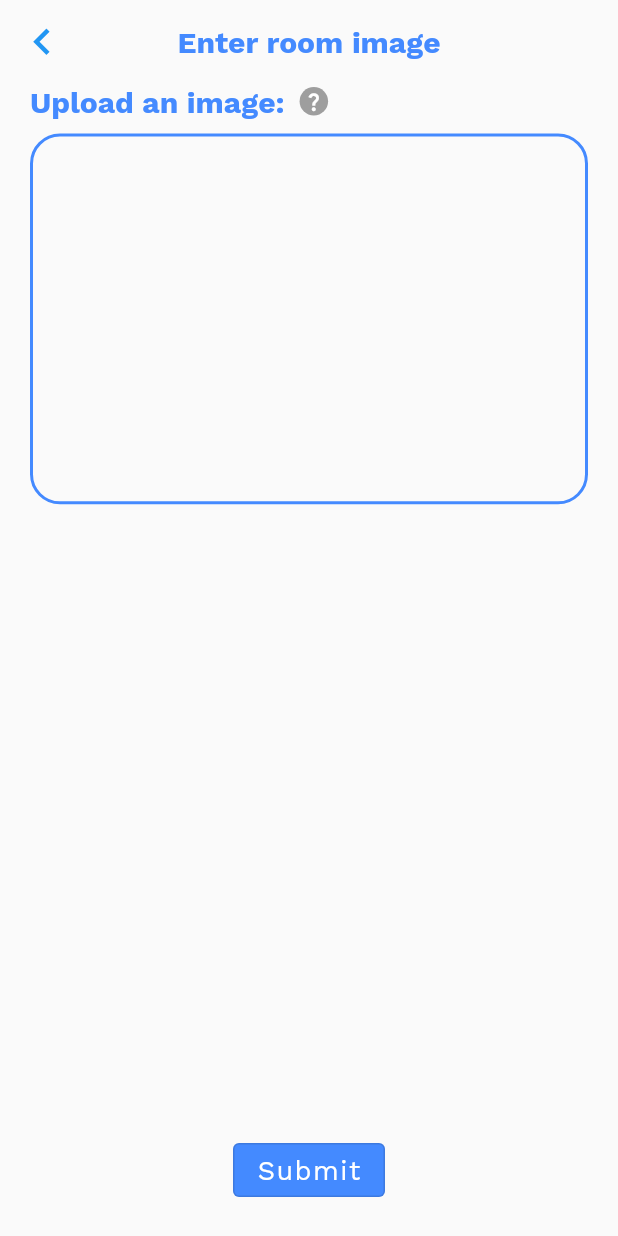
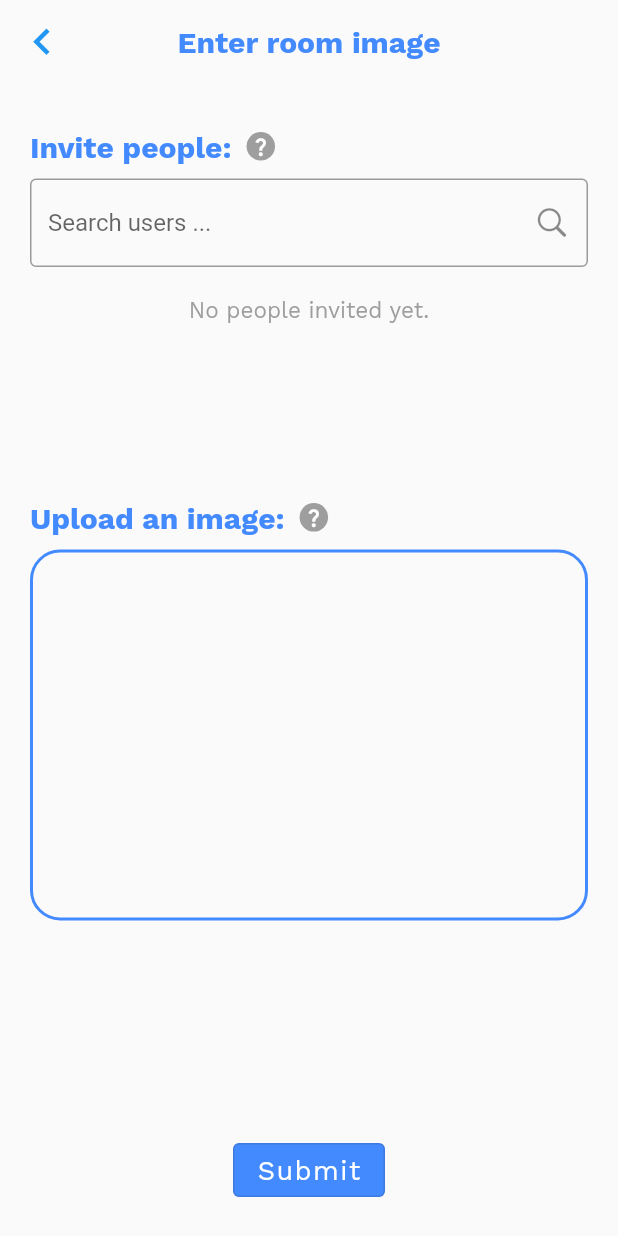
Before and after one commit to VedranSelak/dibs-mobile, a Flutter app: the RoomInviteScreen screen opened by its route, on a phone screen of 412 x 824 dp. Run offline on Flutter 3.47's test engine with Material 2 defaults, Android fonts, the phone set to English and light mode, and no system bars; drawn by our look-alikes of flutter_typeahead; our stand-ins replace cached_network_image, carousel_slider, dio, equatable, flutter_bloc, flutter_datetime_picker and 9 more; missing offline and left inert: cloudinary_public, jwt_decode; accounts and stored records are empty; generated files the repository leaves out were written again; network calls fail; statements that could not run were skipped.

Commit message:
feat: add searching for users

```diff
--- a/app/lib/blocs/create_room_bloc/create_room_event.dart
+++ b/app/lib/blocs/create_room_bloc/create_room_event.dart
@@ -22,3 +22,13 @@ class EnterRoomData extends CreateRoomEvent {
 }
 
 class AddRoomImage extends CreateRoomEvent {}
+
+class AddUser extends CreateRoomEvent {
+  const AddUser({
+    required this.user,
+  });
+  final SearchUser user;
+
+  @override
+  List<Object?> get props => [user];
+}
--- a/app/lib/blocs/create_room_bloc/create_room_state.dart
+++ b/app/lib/blocs/create_room_bloc/create_room_state.dart
@@ -16,12 +16,14 @@ class RoomDataEntering extends CreateRoomState {
     required this.description,
     required this.capacity,
     this.image,
+    this.users,
   });
   final String name;
   final String description;
   final int capacity;
   final XFile? image;
+  final List<SearchUser>? users;
 
   @override
-  List<Object?> get props => [name, description, capacity, image];
+  List<Object?> get props => [name, description, capacity, image, users];
 }
--- a/app/lib/ui/features/create_room/room_invite_screen.dart
+++ b/app/lib/ui/features/create_room/room_invite_screen.dart
@@ -7,10 +7,16 @@ import 'package:app/res/text_styles.dart';
 import 'package:app/ui/features/create_listing/widgets/text_label.dart';
 import 'package:app/ui/widgets/buttons/primary_button.dart';
 import 'package:app/ui/widgets/screen_wrappers/simple_screen_wrapper.dart';
+import 'package:common/resources/data_state.dart';
+import 'package:domain/private_room/entities/search_user.dart';
+import 'package:domain/private_room/usecases/search_users_usecase.dart';
+import 'package:flutter/cupertino.dart';
 import 'package:flutter/material.dart';
 import 'package:flutter_bloc/flutter_bloc.dart';
 import 'package:flutter_spinkit/flutter_spinkit.dart';
+import 'package:flutter_typeahead/flutter_typeahead.dart';
 import 'package:get/get.dart';
+import 'package:get_it/get_it.dart';
 
 class RoomInviteScreen extends StatelessWidget {
   const RoomInviteScreen({Key? key}) : super(key: key);
@@ -36,6 +42,7 @@ class RoomInviteScreen extends StatelessWidget {
           SimpleScreenWrapper(
             title: "Enter room image",
             shouldGoUnderAppBar: false,
+            shouldResize: false,
             onBackPressed: () {
               onBack(context);
             },
@@ -45,6 +52,86 @@ class RoomInviteScreen extends StatelessWidget {
               padding: const EdgeInsets.symmetric(horizontal: 20.0),
               child: Column(
                 children: [
+                  const SizedBox(height: 30.0),
+                  const TextLabel(
+                    title: "Invite people:",
+                    tooltip: "Search and select people you would like to invite to your private room.",
+                  ),
+                  const SizedBox(height: 10.0),
+                  TypeAheadField(
+                    hideOnEmpty: true,
+                    textFieldConfiguration: const TextFieldConfiguration(
+                      autofocus: true,
+                      decoration: InputDecoration(
+                        suffixIcon: Icon(CupertinoIcons.search),
+                        hintText: 'Search users ...',
+                        border: OutlineInputBorder(),
+                      ),
+                    ),
+                    suggestionsCallback: (pattern) async {
+                      final usecase = GetIt.I.get<SearchUsersUseCase>();
+                      final response = await usecase(params: pattern);
+                      if (response is DataFailed) {
+                        return <SearchUser>[];
+                      } else {
+                        return response.data!;
+                      }
+                    },
+                    itemBuilder: (context, SearchUser suggestion) {
+                      return ListTile(
+                        leading: const Icon(Icons.person),
+                        title: Text('${suggestion.firstName} ${suggestion.lastName}'),
+                      );
+                    },
+                    onSuggestionSelected: (SearchUser suggestion) {
+                      context.read<CreateRoomBloc>().add(AddUser(user: suggestion));
+                    },
+                  ),
+                  const SizedBox(height: 20.0),
+                  BlocBuilder<CreateRoomBloc, CreateRoomState>(
+                    builder: (context, state) {
+                      if (state is RoomDataEntering && state.users != null && state.users!.isNotEmpty) {
+                        final List<String> usersList = [];
+                        final buffer = StringBuffer();
+                        final tooltipBuffer = StringBuffer();
+                        for (final user in state.users!) {
+                          usersList.add('${user.firstName} ${user.lastName}');
+                        }
+                        buffer.writeAll(usersList, ', ');
+                        tooltipBuffer.writeAll(usersList, '\n');
+                        return Row(
+                          children: [
+                            Text(
+                              'People invited:',
+                              style: textStyles.accentText,
+                            ),
+                            const SizedBox(width: 5.0),
+                            Expanded(
+                              child: Tooltip(
+                                margin: EdgeInsets.symmetric(horizontal: mediaQuery.size.width * 0.25),
+                                padding: const EdgeInsets.all(10.0),
+                                triggerMode: TooltipTriggerMode.tap,
+                                waitDuration: Duration.zero,
+                                showDuration: const Duration(seconds: 3),
+                                message: tooltipBuffer.toString(),
+                                child: Text(
+                                  buffer.toString(),
+                                  style: textStyles.secondaryLabel,
+                                  softWrap: false,
+                                  overflow: TextOverflow.ellipsis,
+                                  maxLines: 1,
+                                ),
+                              ),
+                            ),
+                          ],
+                        );
+                      }
+                      return Center(
+                        child: Text('No people invited yet.', style: textStyles.secondaryLabel),
+                      );
+                    },
+                  ),
+                  Expanded(child: Container()),
                   const TextLabel(
                     title: "Upload an image:",
                     tooltip: "This is the image that will be displayed to the room participants.",
--- a/app/lib/ui/widgets/screen_wrappers/simple_screen_wrapper.dart
+++ b/app/lib/ui/widgets/screen_wrappers/simple_screen_wrapper.dart
@@ -7,18 +7,21 @@ class SimpleScreenWrapper extends StatelessWidget {
     required this.onBackPressed,
     required this.shouldGoUnderAppBar,
     this.title,
+    this.shouldResize = true,
     Key? key,
   }) : super(key: key);
   final Widget child;
   final void Function() onBackPressed;
   final bool shouldGoUnderAppBar;
   final String? title;
+  final bool shouldResize;
 
   @override
   Widget build(BuildContext context) {
     final textStyles = TextStyles.of(context);
     return Scaffold(
       extendBodyBehindAppBar: shouldGoUnderAppBar,
+      resizeToAvoidBottomInset: shouldResize,
       appBar: AppBar(
         backgroundColor: title != null ? Colors.grey[50] : Colors.transparent,
         centerTitle: true,
--- a/app/pubspec.yaml
+++ b/app/pubspec.yaml
@@ -47,6 +47,7 @@ dependencies:
   flutter_datetime_picker: ^1.5.1
   numberpicker: ^2.1.1
   fluttertoast: ^8.0.9
+  flutter_typeahead: 3.2.5
 
   # The following adds the Cupertino Icons font to your application.
   # Use with the CupertinoIcons class for iOS style icons.
--- /dev/null
+++ b/data/lib/private_room/datasource/private_room_api_service.dart
@@ -0,0 +1,17 @@
+import 'package:data/private_room/dtos/search_user_model.dart';
+import 'package:dio/dio.dart';
+import 'package:retrofit/retrofit.dart';
+import "package:common/utils/constants.dart";
+
+part 'private_room_api_service.g.dart';
+
+@RestApi(baseUrl: kBaseUrl)
+abstract class PrivateRoomApiService {
+  factory PrivateRoomApiService(Dio dio, {String baseUrl}) = _PrivateRoomApiService;
+
+  @GET('/users/{search}')
+  Future<HttpResponse<List<SearchUserModel>>> searchUsers(
+    @Path('search') String search,
+    @Header('Authorization') String header,
+  );
+}
--- /dev/null
+++ b/domain/lib/private_room/common/private_room_api_repository.dart
@@ -0,0 +1,6 @@
+import 'package:common/resources/data_state.dart';
+import 'package:domain/private_room/entities/search_user.dart';
+
+abstract class PrivateRoomApiRepository {
+  Future<DataState<List<SearchUser>>> searchUsers(String search);
+}
--- /dev/null
+++ b/domain/lib/private_room/entities/search_user.dart
@@ -0,0 +1,16 @@
+import 'package:equatable/equatable.dart';
+
+class SearchUser extends Equatable {
+  const SearchUser({
+    required this.id,
+    required this.firstName,
+    required this.lastName,
+  });
+
+  final int id;
+  final String firstName;
+  final String lastName;
+
+  @override
+  List<Object?> get props => [id, firstName, lastName];
+}
--- /dev/null
+++ b/domain/lib/private_room/usecases/search_users_usecase.dart
@@ -0,0 +1,17 @@
+import 'package:common/resources/data_state.dart';
+import 'package:common/usecases/usecase.dart';
+import 'package:domain/private_room/common/private_room_api_repository.dart';
+import 'package:domain/private_room/entities/search_user.dart';
+
+typedef Response = DataState<List<SearchUser>>;
+typedef Params = String;
+
+class SearchUsersUseCase implements UseCase<Response, Params> {
+  SearchUsersUseCase(this.privateRoomApiRepository);
+  final PrivateRoomApiRepository privateRoomApiRepository;
+
+  @override
+  Future<Response> call({required Params params}) {
+    return privateRoomApiRepository.searchUsers(params);
+  }
+}
```
Also changed, not shown: app/lib/blocs/create_room_bloc/create_room_bloc.dart (+23 -0 lines), data/lib/di/data_module.dart (+10 -0 lines), data/lib/private_room/di/private_room_api_module.dart (added, +16 -0 lines), data/lib/private_room/dtos/search_user_model.dart (added, +21 -0 lines), data/lib/private_room/private_room_api_impl.dart (added, +49 -0 lines), app/pubspec.lock, data/lib/private_room/datasource/private_room_api_service.g.dart (added), data/lib/private_room/dtos/search_user_model.g.dart (added).
